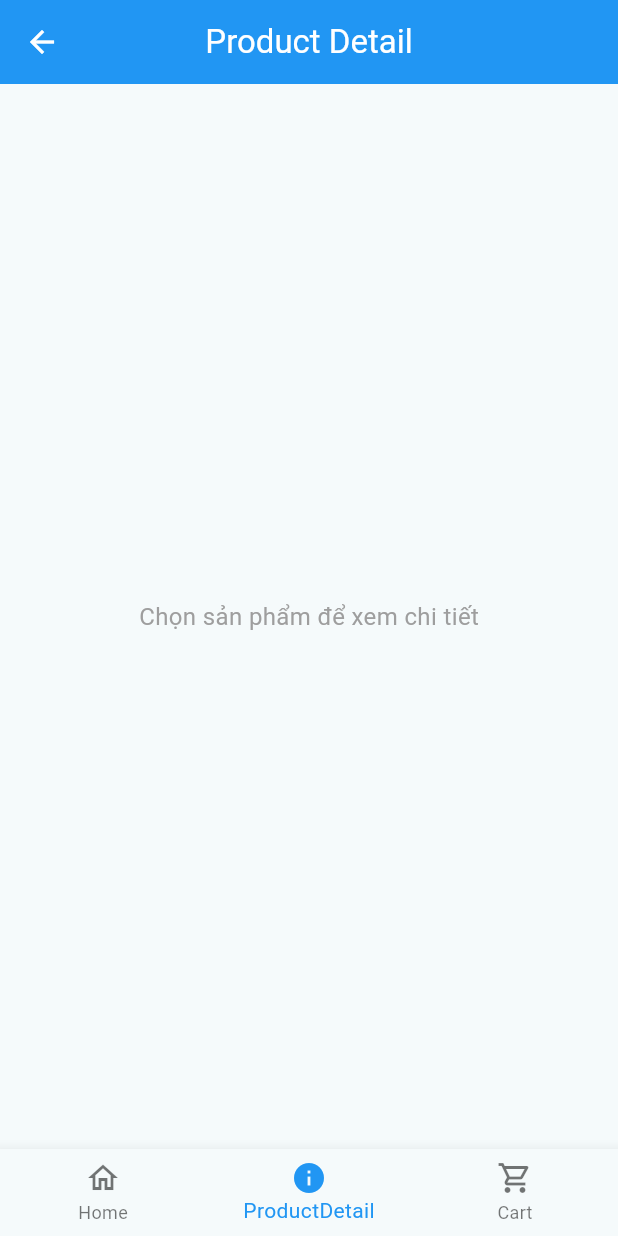
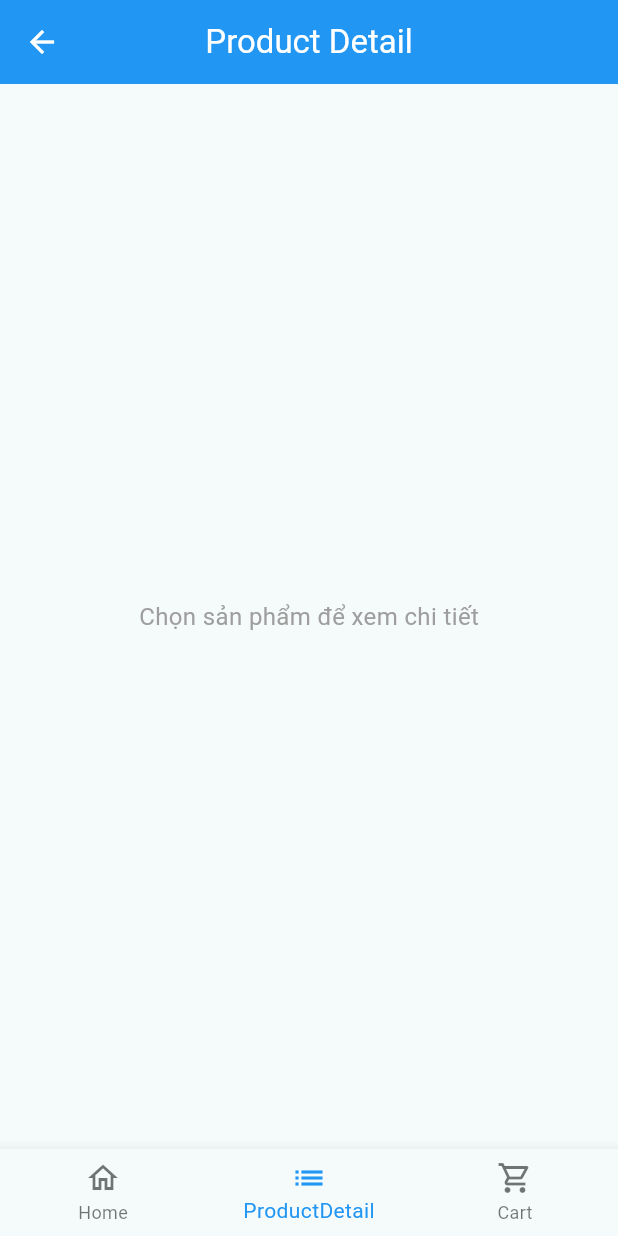
Before and after one commit to Astersa/KT_HE190206, a Flutter app: the screen it shows after launch, item 2 of the bottom bar chosen, on a phone screen of 412 x 824 dp. Run offline on Flutter 3.47's test engine with Material 3 defaults, Android fonts, the light colour scheme and no system bars.

Commit message:
update icon

```diff
--- a/lib/main_screen.dart
+++ b/lib/main_screen.dart
@@ -53,9 +53,7 @@ class _MainScreenState extends State<MainScreen> {
                     style: TextStyle(fontSize: 16, color: Colors.grey),
                   ),
                 ),
-          const Center(
-            child: Text('Cart', style: TextStyle(fontSize: 22)),
-          ),
+          const Center(child: Text('Cart', style: TextStyle(fontSize: 22))),
         ],
       ),
       bottomNavigationBar: BottomNavigationBar(
@@ -69,8 +67,8 @@ class _MainScreenState extends State<MainScreen> {
             label: 'Home',
           ),
           BottomNavigationBarItem(
-            icon: Icon(Icons.info_outline),
-            activeIcon: Icon(Icons.info),
+            icon: Icon(Icons.list_outlined),
+            activeIcon: Icon(Icons.list),
             label: 'ProductDetail',
           ),
           BottomNavigationBarItem(
```
